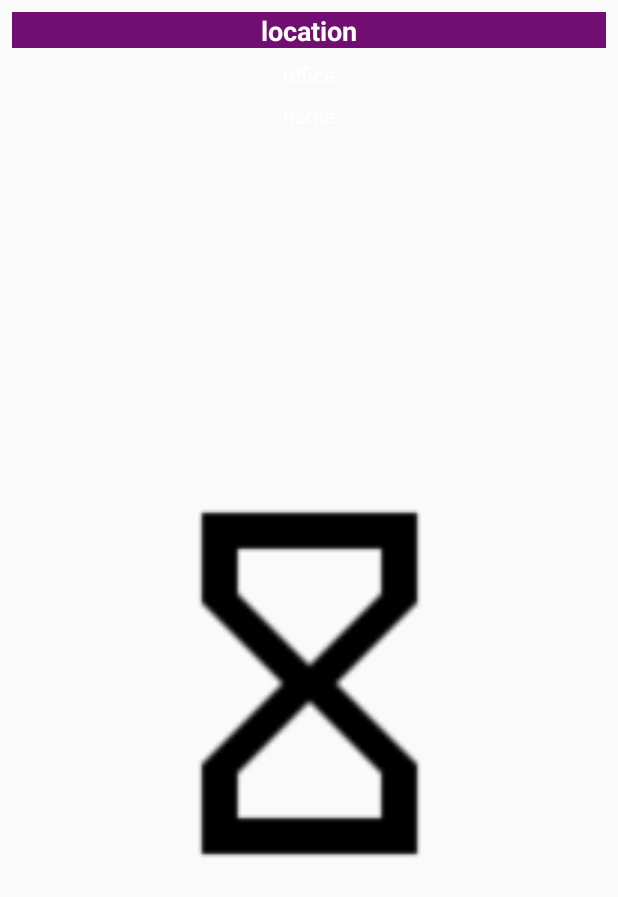
After one commit to annalbenson/KnowYourGovernment, an Android app: the layout activity_photo.xml on its own in the app's theme, with its tools: preview values and no code run, on a phone screen of 412 x 824 dp. The commit adds this screen. Shown: the top 897 px of the screen. Run offline under Robolectric (Android 15) with nearby library versions, the phone set to English and light mode, and no system bars.

Commit message:
Photo Activity Photo +

```diff
--- a/app/src/main/AndroidManifest.xml
+++ b/app/src/main/AndroidManifest.xml
@@ -24,8 +24,10 @@
             android:parentActivityName=".MainActivity"/>
         <activity
             android:name=".OfficialActivity"
-            android:parentActivityName=".MainActivity"
-            />
+            android:parentActivityName=".MainActivity" />
+        <activity
+            android:name=".PhotoActivity"
+            android:parentActivityName=".MainActivity"/>
     </application>
 
 </manifest>
--- a/app/src/main/res/layout/activity_main.xml
+++ b/app/src/main/res/layout/activity_main.xml
@@ -19,7 +19,7 @@
         app:layout_constraintStart_toStartOf="parent" />
 
     <TextView
-        android:id="@+id/locationDisplay"
+        android:id="@+id/locationID"
         android:layout_width="0dp"
         android:layout_height="0dp"
         android:layout_marginBottom="8dp"
--- /dev/null
+++ b/app/src/main/res/layout/activity_photo.xml
@@ -0,0 +1,62 @@
+<?xml version="1.0" encoding="utf-8"?>
+<android.support.constraint.ConstraintLayout xmlns:android="http://schemas.android.com/apk/res/android"
+    xmlns:app="http://schemas.android.com/apk/res-auto"
+    xmlns:tools="http://schemas.android.com/tools"
+    android:layout_width="match_parent"
+    android:layout_height="match_parent">
+
+    <TextView
+        android:id="@+id/locationID"
+        android:layout_width="0dp"
+        android:layout_height="24dp"
+        android:layout_marginEnd="8dp"
+        android:layout_marginStart="8dp"
+        android:layout_marginTop="8dp"
+        android:background="@color/purple"
+        android:textAlignment="center"
+        android:textColor="@color/white"
+        android:textSize="18sp"
+        android:textStyle="bold"
+        app:layout_constraintEnd_toEndOf="parent"
+        app:layout_constraintStart_toStartOf="parent"
+        app:layout_constraintTop_toTopOf="parent"
+        tools:text="location" />
+
+    <TextView
+        android:id="@+id/officeID"
+        android:layout_width="wrap_content"
+        android:layout_height="wrap_content"
+        android:layout_marginTop="8dp"
+        android:textColor="@color/white"
+        app:layout_constraintEnd_toEndOf="parent"
+        app:layout_constraintHorizontal_bias="0.5"
+        app:layout_constraintStart_toStartOf="parent"
+        app:layout_constraintTop_toBottomOf="@+id/locationID"
+        tools:text="office" />
+
+    <TextView
+        android:id="@+id/nameID"
+        android:layout_width="wrap_content"
+        android:layout_height="wrap_content"
+        android:layout_marginTop="8dp"
+        android:textColor="@color/white"
+        app:layout_constraintEnd_toEndOf="parent"
+        app:layout_constraintHorizontal_bias="0.5"
+        app:layout_constraintStart_toStartOf="parent"
+        app:layout_constraintTop_toBottomOf="@+id/officeID"
+        tools:text="name" />
+
+    <ImageView
+        android:id="@+id/imageID"
+        android:layout_width="287dp"
+        android:layout_height="342dp"
+        android:layout_marginBottom="8dp"
+        android:layout_marginEnd="8dp"
+        android:layout_marginStart="8dp"
+        android:layout_marginTop="8dp"
+        app:layout_constraintBottom_toBottomOf="parent"
+        app:layout_constraintEnd_toEndOf="parent"
+        app:layout_constraintStart_toStartOf="parent"
+        app:layout_constraintTop_toBottomOf="@+id/nameID"
+        app:srcCompat="@drawable/placeholder" />
+</android.support.constraint.ConstraintLayout>
--- a/app/src/main/res/values/colors.xml
+++ b/app/src/main/res/values/colors.xml
@@ -7,5 +7,6 @@
     <color name="darkRed">#800000</color>
     <color name="purple">#720e72</color>
     <color name="white">#ffffff</color>
+    <color name="grey">#D8BFD8</color>
 
 </resources>
--- a/app/src/main/res/values/styles.xml
+++ b/app/src/main/res/values/styles.xml
@@ -3,9 +3,9 @@
     <!-- Base application theme. -->
     <style name="AppTheme" parent="Theme.AppCompat.Light.DarkActionBar">
         <!-- Customize your theme here. -->
-        <item name="colorPrimary">@color/colorPrimary</item>
-        <item name="colorPrimaryDark">@color/colorPrimaryDark</item>
-        <item name="colorAccent">@color/colorAccent</item>
+        <item name="colorPrimary">@color/grey</item>
+        <item name="colorPrimaryDark">@color/purple</item>
+        <item name="colorAccent">@color/purple</item>
     </style>
 
 </resources>
```
Also changed, not shown: app/src/main/java/com/annabenson/knowyourgovernment/MainActivity.java (+9 -14 lines), app/src/main/java/com/annabenson/knowyourgovernment/OfficialActivity.java (+30 -4 lines), app/src/main/java/com/annabenson/knowyourgovernment/PhotoActivity.java (+80 -1 lines), app/src/main/res/layout/activity_official.xml (+44 -26 lines).
